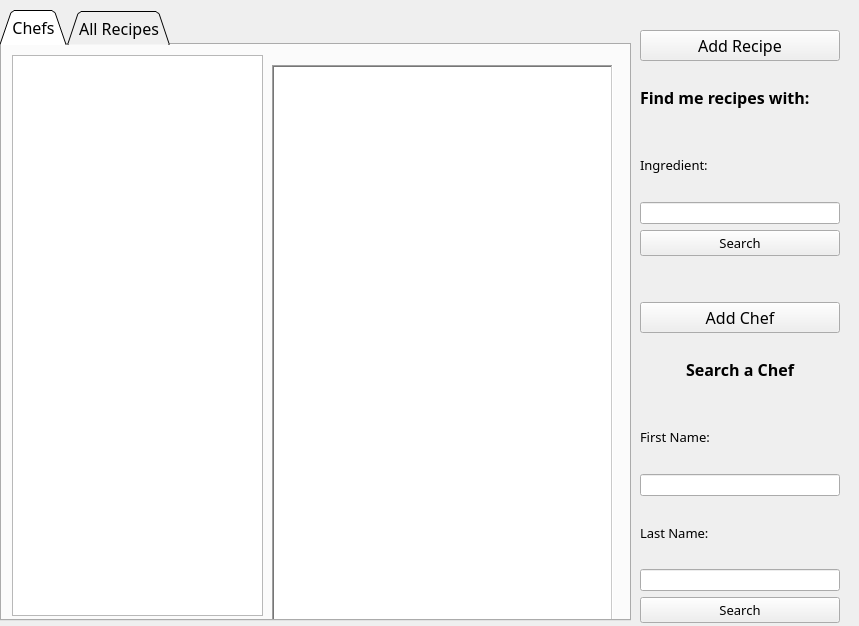
Qt form ManagerView.ui (NickFurlo/Restaurant-Management-Database) before a commit.
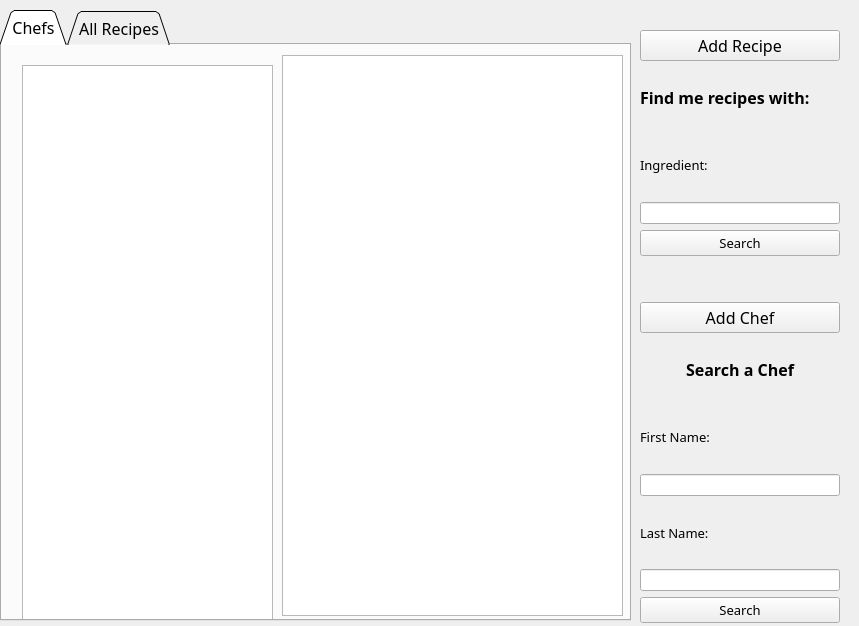
The same form after that commit.

```diff
--- a/ManagerView.ui
+++ b/ManagerView.ui
@@ -42,46 +42,28 @@
      <widget class="QListWidget" name="recipeList">
       <property name="geometry">
        <rect>
-        <x>10</x>
-        <y>10</y>
-        <width>251</width>
-        <height>561</height>
-       </rect>
-      </property>
-      <property name="font">
-       <font>
-        <family>Book Antiqua</family>
-        <pointsize>11</pointsize>
-       </font>
-      </property>
-     </widget>
-     <widget class="QPlainTextEdit" name="recipeDisplay">
-      <property name="geometry">
-       <rect>
-        <x>270</x>
+        <x>20</x>
         <y>20</y>
+        <width>251</width>
+        <height>561</height>
+       </rect>
+      </property>
+      <property name="font">
+       <font>
+        <family>Book Antiqua</family>
+        <pointsize>11</pointsize>
+       </font>
+      </property>
+     </widget>
+     <widget class="QListWidget" name="listWidget">
+      <property name="geometry">
+       <rect>
+        <x>280</x>
+        <y>10</y>
         <width>341</width>
         <height>561</height>
        </rect>
       </property>
-      <property name="autoFillBackground">
-       <bool>true</bool>
-      </property>
-      <property name="frameShape">
-       <enum>QFrame::WinPanel</enum>
-      </property>
-      <property name="lineWidth">
-       <number>0</number>
-      </property>
-      <property name="readOnly">
-       <bool>true</bool>
-      </property>
-      <property name="backgroundVisible">
-       <bool>false</bool>
-      </property>
-      <property name="centerOnScroll">
-       <bool>false</bool>
-      </property>
      </widget>
     </widget>
     <widget class="QWidget" name="tabAllRecipes">
```
Left out of the diff: 38 changed lines with no effect on the pictures.
